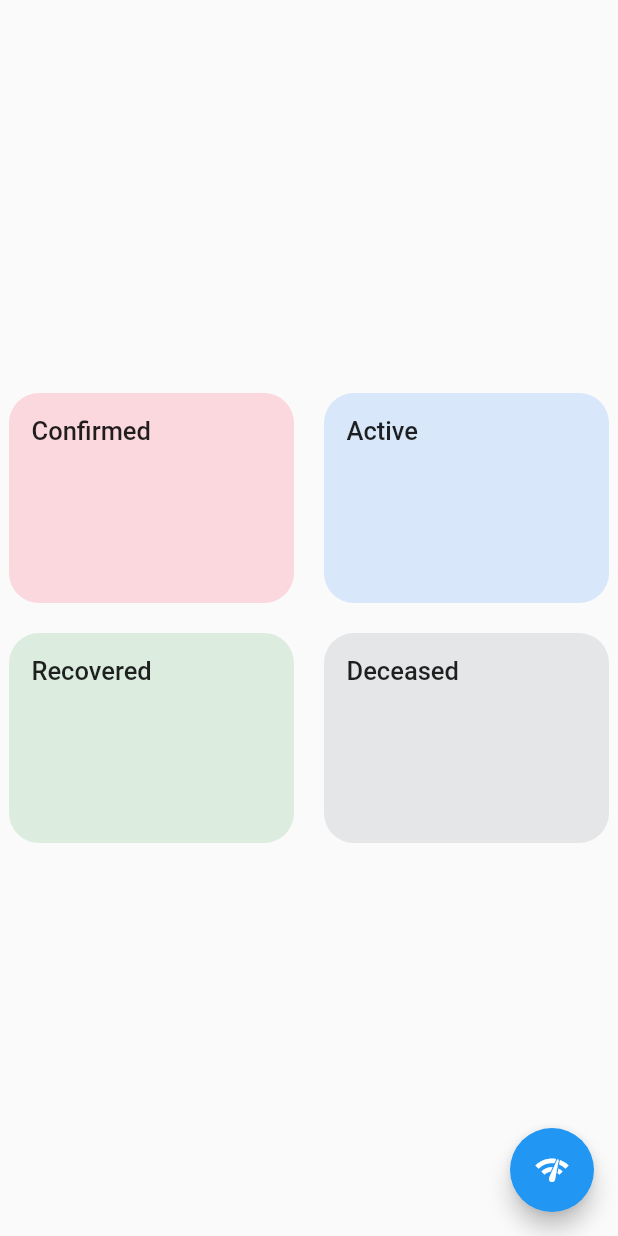
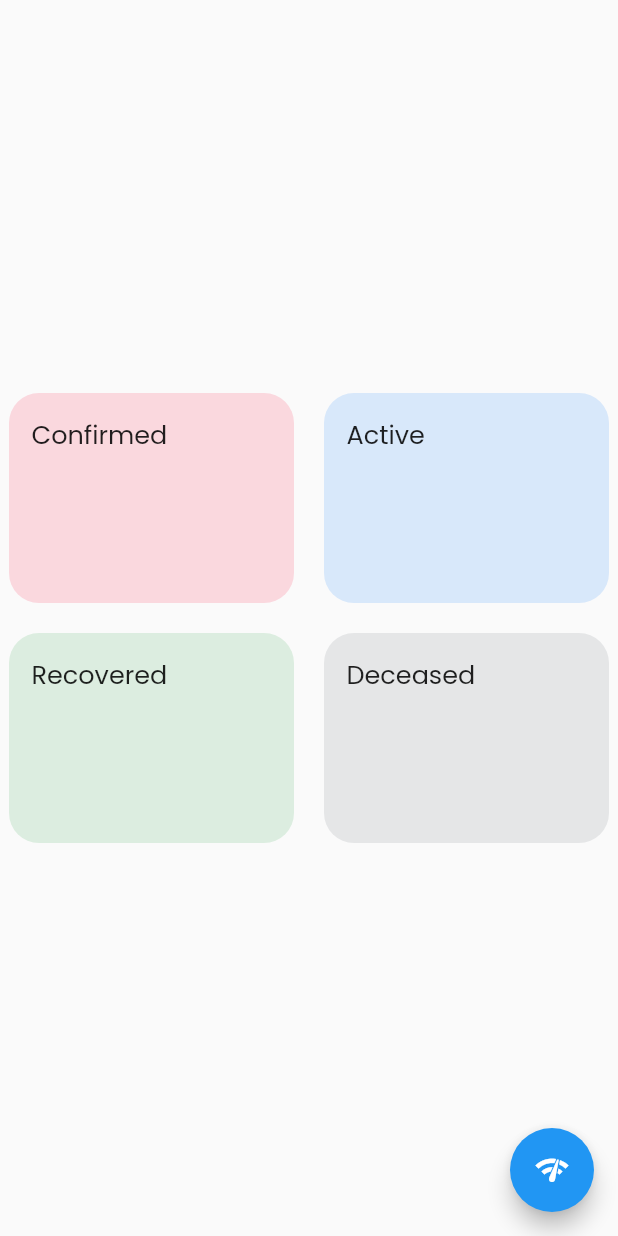
Before and after one commit to eRuaro/coronavirus_tracker_ph, a Flutter app: the screen it shows after launch, on a phone screen of 412 x 824 dp. Run offline on Flutter 3.47's test engine with Material 2 defaults, Android fonts, the phone set to English and light mode, and no system bars.

```diff
--- a/lib/widgets/data_container.dart
+++ b/lib/widgets/data_container.dart
@@ -14,11 +14,13 @@ class DataContainer extends StatelessWidget {
   final dataNameTextStyle = TextStyle(
     fontSize: 17,
     fontWeight: FontWeight.w500,
+    fontFamily: 'Poppins'
   );
 
   final dataAttributeTextStyle = TextStyle(
     fontSize: 25,
     fontWeight: FontWeight.w600,
+    fontFamily: 'Poppins'
   );
 
   @override
```
Also changed, not shown: pubspec.yaml (+6 -5 lines).
